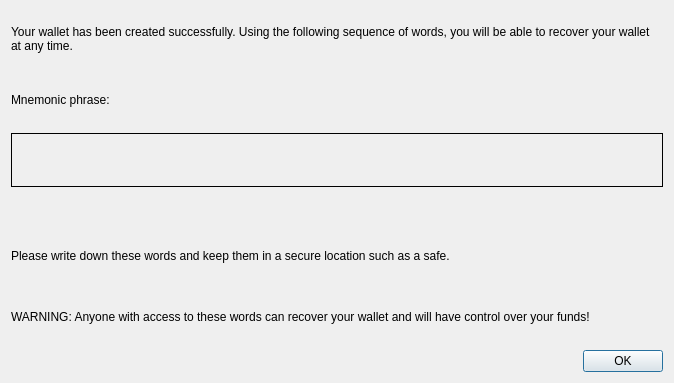
Above: src/qt/forms/notifymnemonic.ui from firoorg/firo before the change. Below: the same form after it.
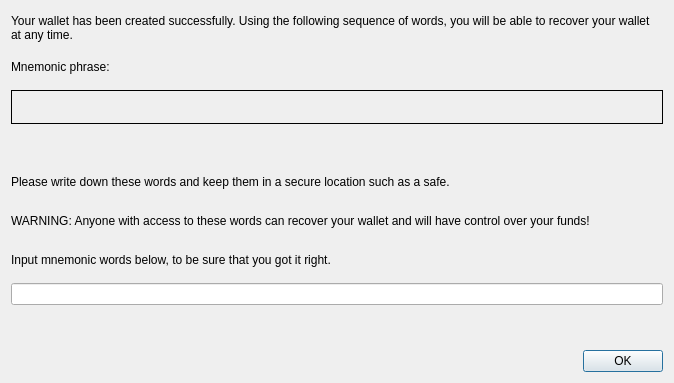
That is the form after the change.

Commit message: Promting to re-enter mnemonic

What changed in the file:
```diff
--- a/src/qt/forms/notifymnemonic.ui
+++ b/src/qt/forms/notifymnemonic.ui
@@ -110,6 +110,29 @@
                     </property>
                 </widget>
             </item>
+            <item>
+                <widget class="QLabel" name="textLabel3">
+                    <property name="text">
+                        <string>Input mnemonic words below, to be sure that you got it right.</string>
+                    </property>
+                    <property name="wordWrap">
+                        <bool>true</bool>
+                    </property>
+                </widget>
+            </item>
+            <item>
+                <widget class="QLineEdit" name="words"/>
+            </item>
+            <item>
+                <widget class="QLabel" name="errorMessage">
+                    <property name="text">
+                        <string></string>
+                    </property>
+                    <property name="wordWrap">
+                        <bool>true</bool>
+                    </property>
+                </widget>
+            </item>
             <item>
                 <widget class="QDialogButtonBox" name="buttonBox">
                     <property name="orientation">
```
The commit also changes 2 other files.
